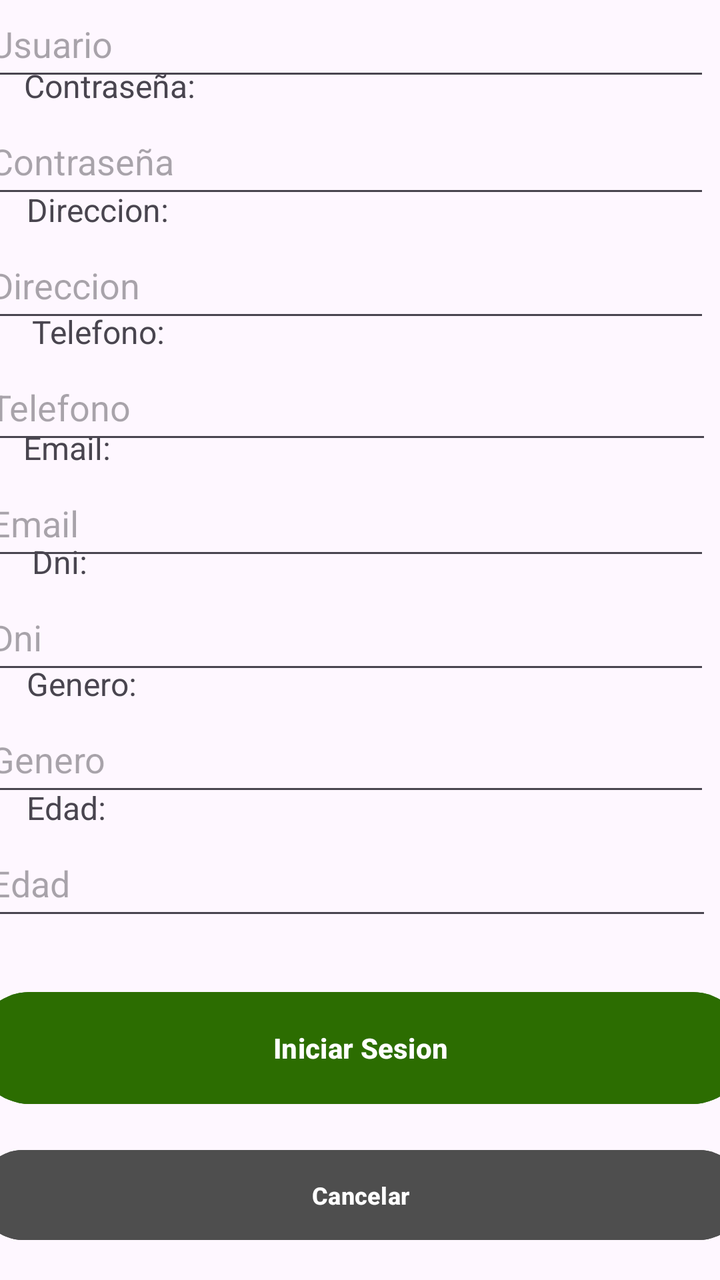
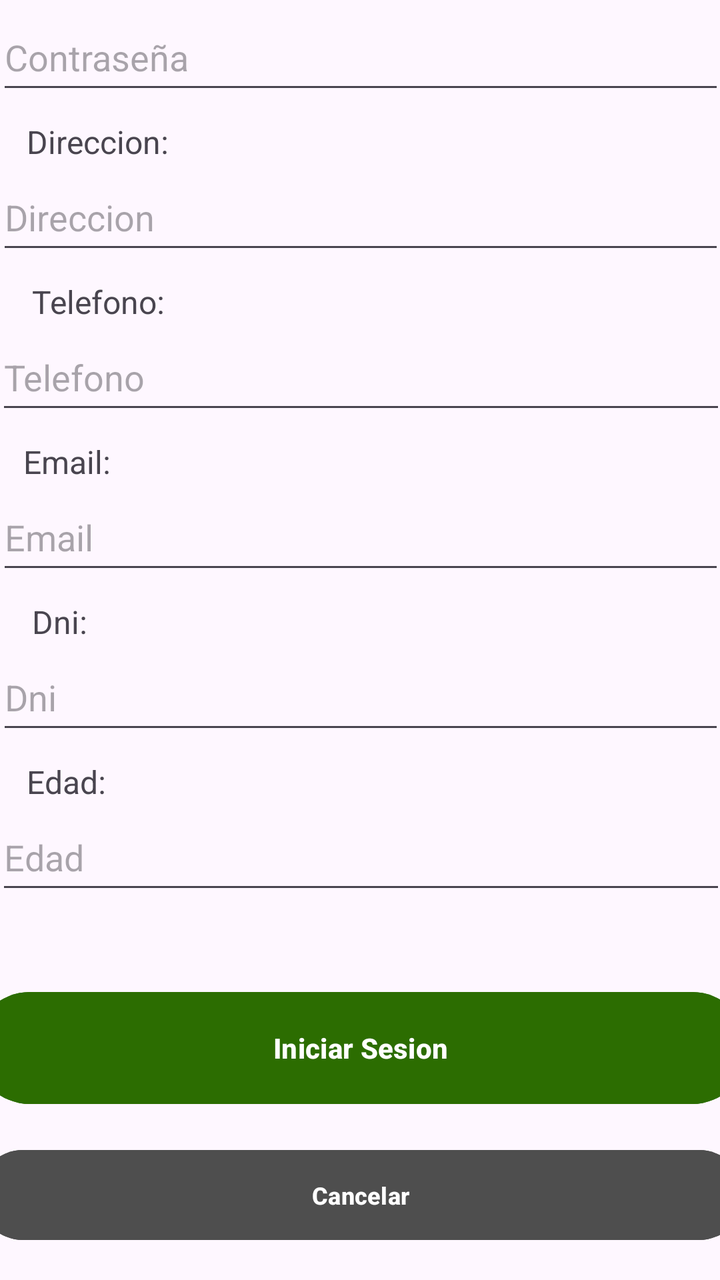

Compare the two renders of this Android layout. The source of the first and the diff that turns it into the second are given below.
<!-- AndroidManifest.xml: application theme Theme.MobilesVC -->
<!-- res/layout/register_view.xml -->
<?xml version="1.0" encoding="utf-8"?>
<androidx.constraintlayout.widget.ConstraintLayout xmlns:android="http://schemas.android.com/apk/res/android"
    xmlns:app="http://schemas.android.com/apk/res-auto"
    xmlns:tools="http://schemas.android.com/tools"
    android:layout_width="match_parent"
    android:layout_height="match_parent">

    <TextView
        android:id="@+id/textView45"
        android:layout_width="100dp"
        android:layout_height="22dp"
        android:text="Edad:"
        android:textSize="16sp"
        app:layout_constraintBottom_toTopOf="@+id/vEdadRegister"
        app:layout_constraintEnd_toEndOf="parent"
        app:layout_constraintHorizontal_bias="0.051"
        app:layout_constraintStart_toStartOf="parent" />

    <TextView
        android:id="@+id/textView44"
        android:layout_width="100dp"
        android:layout_height="22dp"
        android:text="Genero:"
        android:textSize="16sp"
        app:layout_constraintBottom_toTopOf="@+id/vGeneroRegister"
        app:layout_constraintEnd_toEndOf="parent"
        app:layout_constraintHorizontal_bias="0.051"
        app:layout_constraintStart_toStartOf="parent" />

    <TextView
        android:id="@+id/textView43"
        android:layout_width="100dp"
        android:layout_height="22dp"
        android:text="Dni:"
        android:textSize="16sp"
        app:layout_constraintBottom_toTopOf="@+id/vDniRegister"
        app:layout_constraintEnd_toEndOf="parent"
        app:layout_constraintHorizontal_bias="0.061"
        app:layout_constraintStart_toStartOf="parent" />

    <TextView
        android:id="@+id/textView42"
        android:layout_width="100dp"
        android:layout_height="22dp"
        android:text="Email:"
        android:textSize="16sp"
        app:layout_constraintBottom_toTopOf="@+id/vEmailRegister"
        app:layout_constraintEnd_toEndOf="parent"
        app:layout_constraintHorizontal_bias="0.045"
        app:layout_constraintStart_toStartOf="parent" />

    <TextView
        android:id="@+id/textView41"
        android:layout_width="100dp"
        android:layout_height="22dp"
        android:text="Telefono:"
        android:textSize="16sp"
        app:layout_constraintBottom_toTopOf="@+id/vTelefonoRegister"
        app:layout_constraintEnd_toEndOf="parent"
        app:layout_constraintHorizontal_bias="0.061"
        app:layout_constraintStart_toStartOf="parent" />

    <TextView
        android:id="@+id/textView40"
        android:layout_width="100dp"
        android:layout_height="22dp"
        android:text="Direccion:"
        android:textSize="16sp"
        app:layout_constraintBottom_toTopOf="@+id/vDireccionRegister"
        app:layout_constraintEnd_toEndOf="parent"
        app:layout_constraintHorizontal_bias="0.051"
        app:layout_constraintStart_toStartOf="parent" />

    <TextView
        android:id="@+id/textView39"
        android:layout_width="100dp"
        android:layout_height="22dp"
        android:text="Contraseña:"
        android:textSize="16sp"
        app:layout_constraintBottom_toTopOf="@+id/vPasswordRegister"
        app:layout_constraintEnd_toEndOf="parent"
        app:layout_constraintHorizontal_bias="0.046"
        app:layout_constraintStart_toStartOf="parent" />

    <TextView
        android:id="@+id/textView24"
        android:layout_width="65dp"
        android:layout_height="22dp"
        android:text="Nombre:"
        android:textSize="16sp"
        app:layout_constraintBottom_toTopOf="@+id/vNombreRegister"
        app:layout_constraintEnd_toEndOf="parent"
        app:layout_constraintHorizontal_bias="0.046"
        app:layout_constraintStart_toStartOf="parent" />

    <com.google.android.material.textfield.TextInputEditText
        android:id="@+id/vGeneroRegister"
        android:layout_width="364dp"
        android:layout_height="50dp"
        android:layout_marginStart="16dp"
        android:layout_marginEnd="31dp"
        android:layout_marginBottom="12dp"
        android:hint="Genero"
        app:layout_constraintBottom_toTopOf="@+id/vEdadRegister"
        app:layout_constraintEnd_toEndOf="parent"
        app:layout_constraintStart_toStartOf="parent" />

    <com.google.android.material.textfield.TextInputEditText
        android:id="@+id/vDniRegister"
        android:layout_width="364dp"
        android:layout_height="50dp"
        android:layout_marginStart="16dp"
        android:layout_marginEnd="31dp"
        android:layout_marginBottom="11dp"
        android:hint="Dni"
        app:layout_constraintBottom_toTopOf="@+id/vGeneroRegister"
        app:layout_constraintEnd_toEndOf="parent"
        app:layout_constraintStart_toStartOf="parent" />

    <Button
        android:id="@+id/vVolverRegister"
        android:layout_width="383dp"
        android:layout_height="53dp"
        android:layout_marginHorizontal="24dp"
        android:layout_marginBottom="16dp"
        android:backgroundTint="#4E4E4E"
        android:paddingVertical="10dp"
        android:text="Cancelar"
        android:textSize="12sp"
        android:textStyle="bold"
        android:visibility="visible"
        app:layout_constraintBottom_toBottomOf="parent"
        app:layout_constraintEnd_toEndOf="parent"
        app:layout_constraintHorizontal_bias="0.5"
        app:layout_constraintStart_toStartOf="parent" />

    <Button
        android:id="@+id/vCrearUsuario"
        android:layout_width="387dp"
        android:layout_height="64dp"
        android:layout_marginBottom="84dp"
        android:backgroundTint="#2C6D01"
        android:paddingVertical="14dp"
        android:text="Iniciar Sesion"
        android:textStyle="bold"
        app:layout_constraintBottom_toBottomOf="parent"
        app:layout_constraintEnd_toEndOf="parent"
        app:layout_constraintHorizontal_bias="0.5"
        app:layout_constraintStart_toStartOf="parent" />

    <com.google.android.material.textfield.TextInputEditText
        android:id="@+id/vEmailRegister"
        android:layout_width="364dp"
        android:layout_height="50dp"
        android:layout_marginStart="16dp"
        android:layout_marginEnd="31dp"
        android:layout_marginBottom="7dp"
        android:hint="Email"
        app:layout_constraintBottom_toTopOf="@+id/vDniRegister"
        app:layout_constraintEnd_toEndOf="parent"
        app:layout_constraintStart_toStartOf="parent" />

    <com.google.android.material.textfield.TextInputEditText
        android:id="@+id/vDireccionRegister"
        android:layout_width="364dp"
        android:layout_height="50dp"
        android:layout_marginStart="16dp"
        android:layout_marginEnd="31dp"
        android:layout_marginBottom="11dp"
        android:hint="Direccion"
        app:layout_constraintBottom_toTopOf="@+id/vTelefonoRegister"
        app:layout_constraintEnd_toEndOf="parent"
        app:layout_constraintStart_toStartOf="parent" />

    <com.google.android.material.textfield.TextInputEditText
        android:id="@+id/vPasswordRegister"
        android:layout_width="364dp"
        android:layout_height="50dp"
        android:layout_marginStart="16dp"
        android:layout_marginEnd="31dp"
        android:layout_marginBottom="12dp"
        android:hint="Contraseña"
        app:layout_constraintBottom_toTopOf="@+id/vDireccionRegister"
        app:layout_constraintEnd_toEndOf="parent"
        app:layout_constraintStart_toStartOf="parent" />

    <com.google.android.material.textfield.TextInputEditText
        android:id="@+id/vNombreRegister"
        android:layout_width="364dp"
        android:layout_height="50dp"
        android:layout_marginStart="16dp"
        android:layout_marginEnd="31dp"
        android:layout_marginBottom="9dp"
        android:hint="Usuario"
        app:layout_constraintBottom_toTopOf="@+id/vPasswordRegister"
        app:layout_constraintEnd_toEndOf="parent"
        app:layout_constraintStart_toStartOf="parent" />

    <TextView
        android:id="@+id/textView3"
        android:layout_width="wrap_content"
        android:layout_height="wrap_content"
        android:layout_marginStart="140dp"
        android:layout_marginTop="42dp"
        android:layout_marginEnd="141dp"
        android:layout_marginBottom="41dp"
        android:fontFamily="sans-serif"
        android:text="Registrarse"
        android:textColor="#000000"
        android:textStyle="bold|italic"
        app:layout_constraintBottom_toTopOf="@+id/vNombreRegister"
        app:layout_constraintEnd_toEndOf="parent"
        app:layout_constraintStart_toStartOf="parent"
        app:layout_constraintTop_toTopOf="parent"
        tools:textSize="26sp" />

    <EditText
        android:id="@+id/vTelefonoRegister"
        android:layout_width="365dp"
        android:layout_height="50dp"
        android:layout_marginStart="16dp"
        android:layout_marginEnd="30dp"
        android:layout_marginBottom="8dp"
        android:ems="10"
        android:hint="Telefono"
        android:inputType="number"
        app:layout_constraintBottom_toTopOf="@+id/vEmailRegister"
        app:layout_constraintEnd_toEndOf="parent"
        app:layout_constraintStart_toStartOf="parent" />

    <EditText
        android:id="@+id/vEdadRegister"
        android:layout_width="365dp"
        android:layout_height="50dp"
        android:layout_marginStart="16dp"
        android:layout_marginEnd="30dp"
        android:layout_marginBottom="27dp"
        android:ems="10"
        android:hint="Edad"
        android:inputType="number"
        app:layout_constraintBottom_toTopOf="@+id/vCrearUsuario"
        app:layout_constraintEnd_toEndOf="parent"
        app:layout_constraintStart_toStartOf="parent" />
</androidx.constraintlayout.widget.ConstraintLayout>
<!-- resources referenced by this layout -->
<resources>
  <style name="Theme.MobilesVC" parent="Base.Theme.MobilesVC" />
  <style name="Base.Theme.MobilesVC" parent="Theme.Material3.DayNight.NoActionBar">
          
          
      </style>
</resources>

<!-- the commit's change to res/layout/register_view.xml (unified diff, before → after) -->
@@ -17,17 +17,6 @@
         app:layout_constraintStart_toStartOf="parent" />
 
     <TextView
-        android:id="@+id/textView44"
-        android:layout_width="100dp"
-        android:layout_height="22dp"
-        android:text="Genero:"
-        android:textSize="16sp"
-        app:layout_constraintBottom_toTopOf="@+id/vGeneroRegister"
-        app:layout_constraintEnd_toEndOf="parent"
-        app:layout_constraintHorizontal_bias="0.051"
-        app:layout_constraintStart_toStartOf="parent" />
-
-    <TextView
         android:id="@+id/textView43"
         android:layout_width="100dp"
         android:layout_height="22dp"
@@ -94,26 +83,14 @@
         app:layout_constraintStart_toStartOf="parent" />
 
     <com.google.android.material.textfield.TextInputEditText
-        android:id="@+id/vGeneroRegister"
-        android:layout_width="364dp"
-        android:layout_height="50dp"
-        android:layout_marginStart="16dp"
-        android:layout_marginEnd="31dp"
-        android:layout_marginBottom="12dp"
-        android:hint="Genero"
+        android:id="@+id/vDniRegister"
+        android:layout_width="364dp"
+        android:layout_height="50dp"
+        android:layout_marginStart="16dp"
+        android:layout_marginEnd="16dp"
+        android:layout_marginBottom="30dp"
+        android:hint="Dni"
         app:layout_constraintBottom_toTopOf="@+id/vEdadRegister"
-        app:layout_constraintEnd_toEndOf="parent"
-        app:layout_constraintStart_toStartOf="parent" />
-
-    <com.google.android.material.textfield.TextInputEditText
-        android:id="@+id/vDniRegister"
-        android:layout_width="364dp"
-        android:layout_height="50dp"
-        android:layout_marginStart="16dp"
-        android:layout_marginEnd="31dp"
-        android:layout_marginBottom="11dp"
-        android:hint="Dni"
-        app:layout_constraintBottom_toTopOf="@+id/vGeneroRegister"
         app:layout_constraintEnd_toEndOf="parent"
         app:layout_constraintStart_toStartOf="parent" />
 
@@ -153,8 +130,8 @@
         android:layout_width="364dp"
         android:layout_height="50dp"
         android:layout_marginStart="16dp"
-        android:layout_marginEnd="31dp"
-        android:layout_marginBottom="7dp"
+        android:layout_marginEnd="16dp"
+        android:layout_marginBottom="30dp"
         android:hint="Email"
         app:layout_constraintBottom_toTopOf="@+id/vDniRegister"
         app:layout_constraintEnd_toEndOf="parent"
@@ -165,8 +142,8 @@
         android:layout_width="364dp"
         android:layout_height="50dp"
         android:layout_marginStart="16dp"
-        android:layout_marginEnd="31dp"
-        android:layout_marginBottom="11dp"
+        android:layout_marginEnd="16dp"
+        android:layout_marginBottom="30dp"
         android:hint="Direccion"
         app:layout_constraintBottom_toTopOf="@+id/vTelefonoRegister"
         app:layout_constraintEnd_toEndOf="parent"
@@ -177,8 +154,8 @@
         android:layout_width="364dp"
         android:layout_height="50dp"
         android:layout_marginStart="16dp"
-        android:layout_marginEnd="31dp"
-        android:layout_marginBottom="12dp"
+        android:layout_marginEnd="16dp"
+        android:layout_marginBottom="30dp"
         android:hint="Contraseña"
         app:layout_constraintBottom_toTopOf="@+id/vDireccionRegister"
         app:layout_constraintEnd_toEndOf="parent"
@@ -189,11 +166,12 @@
         android:layout_width="364dp"
         android:layout_height="50dp"
         android:layout_marginStart="16dp"
-        android:layout_marginEnd="31dp"
-        android:layout_marginBottom="9dp"
+        android:layout_marginEnd="16dp"
+        android:layout_marginBottom="30dp"
         android:hint="Usuario"
         app:layout_constraintBottom_toTopOf="@+id/vPasswordRegister"
         app:layout_constraintEnd_toEndOf="parent"
+        app:layout_constraintHorizontal_bias="0.50"
         app:layout_constraintStart_toStartOf="parent" />
 
     <TextView
@@ -201,17 +179,20 @@
         android:layout_width="wrap_content"
         android:layout_height="wrap_content"
         android:layout_marginStart="140dp"
-        android:layout_marginTop="42dp"
+        android:layout_marginTop="25dp"
         android:layout_marginEnd="141dp"
-        android:layout_marginBottom="41dp"
+        android:layout_marginBottom="35dp"
         android:fontFamily="sans-serif"
         android:text="Registrarse"
         android:textColor="#000000"
+        android:textSize="34sp"
         android:textStyle="bold|italic"
         app:layout_constraintBottom_toTopOf="@+id/vNombreRegister"
         app:layout_constraintEnd_toEndOf="parent"
+        app:layout_constraintHorizontal_bias="0.5"
         app:layout_constraintStart_toStartOf="parent"
         app:layout_constraintTop_toTopOf="parent"
+        app:layout_constraintVertical_bias="0.5"
         tools:textSize="26sp" />
 
     <EditText
@@ -219,8 +200,8 @@
         android:layout_width="365dp"
         android:layout_height="50dp"
         android:layout_marginStart="16dp"
-        android:layout_marginEnd="30dp"
-        android:layout_marginBottom="8dp"
+        android:layout_marginEnd="16dp"
+        android:layout_marginBottom="30dp"
         android:ems="10"
         android:hint="Telefono"
         android:inputType="number"
@@ -233,12 +214,13 @@
         android:layout_width="365dp"
         android:layout_height="50dp"
         android:layout_marginStart="16dp"
-        android:layout_marginEnd="30dp"
-        android:layout_marginBottom="27dp"
+        android:layout_marginEnd="16dp"
+        android:layout_marginBottom="40dp"
         android:ems="10"
         android:hint="Edad"
         android:inputType="number"
         app:layout_constraintBottom_toTopOf="@+id/vCrearUsuario"
         app:layout_constraintEnd_toEndOf="parent"
+        app:layout_constraintHorizontal_bias="0.5"
         app:layout_constraintStart_toStartOf="parent" />
 </androidx.constraintlayout.widget.ConstraintLayout>
